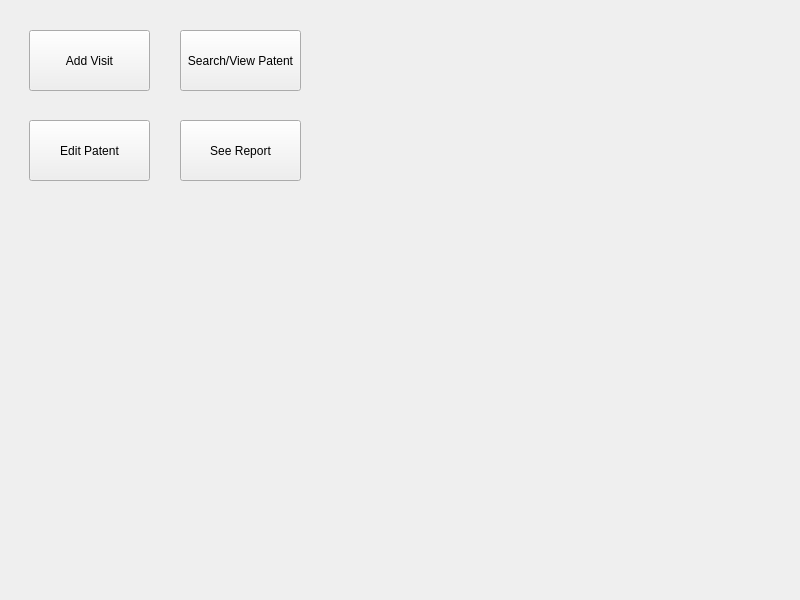
This is medsee.ui in DigvijaySriSaiBodicherla/MedSeeUI as Qt 5 draws it before an edit. The edited form follows.
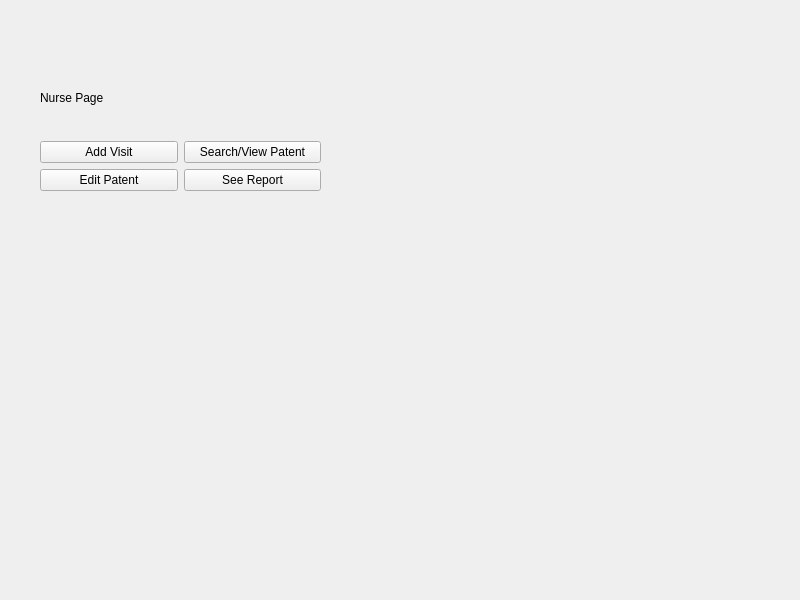
This is the edited form. The open tabs and pages were chosen to show the change.

```diff
--- a/medsee.ui
+++ b/medsee.ui
@@ -79,57 +79,60 @@
     </widget>
    </widget>
    <widget class="QWidget" name="nursePage">
-    <widget class="QPushButton" name="addVisitPageButton">
+    <widget class="QWidget" name="verticalLayoutWidget_10">
      <property name="geometry">
       <rect>
-       <x>29</x>
-       <y>20</y>
-       <width>121</width>
-       <height>61</height>
+       <x>40</x>
+       <y>50</y>
+       <width>281</width>
+       <height>131</height>
       </rect>
      </property>
-     <property name="text">
-      <string>Add Visit</string>
-     </property>
-    </widget>
-    <widget class="QPushButton" name="editPatentPageButton">
-     <property name="geometry">
-      <rect>
-       <x>29</x>
-       <y>110</y>
-       <width>121</width>
-       <height>61</height>
-      </rect>
-     </property>
-     <property name="text">
-      <string>Edit Patent</string>
-     </property>
-    </widget>
-    <widget class="QPushButton" name="seeReportPageButton">
-     <property name="geometry">
-      <rect>
-       <x>180</x>
-       <y>110</y>
-       <width>121</width>
-       <height>61</height>
-      </rect>
-     </property>
-     <property name="text">
-      <string>See Report</string>
-     </property>
-    </widget>
-    <widget class="QPushButton" name="searchPatentPageButton">
-     <property name="geometry">
-      <rect>
-       <x>180</x>
-       <y>20</y>
-       <width>121</width>
-       <height>61</height>
-      </rect>
-     </property>
-     <property name="text">
-      <string>Search/View Patent</string>
-     </property>
+     <layout class="QVBoxLayout" name="verticalLayout_10">
+      <item>
+       <widget class="QLabel" name="label_50">
+        <property name="text">
+         <string>Nurse Page</string>
+        </property>
+       </widget>
+      </item>
+      <item>
+       <layout class="QHBoxLayout" name="horizontalLayout_46">
+        <item>
+         <widget class="QPushButton" name="addVisitPageButton">
+          <property name="text">
+           <string>Add Visit</string>
+          </property>
+         </widget>
+        </item>
+        <item>
+         <widget class="QPushButton" name="searchPatentPageButton">
+          <property name="text">
+           <string>Search/View Patent</string>
+          </property>
+         </widget>
+        </item>
+       </layout>
+      </item>
+      <item>
+       <layout class="QHBoxLayout" name="horizontalLayout_47">
+        <item>
+         <widget class="QPushButton" name="editPatentPageButton">
+          <property name="text">
+           <string>Edit Patent</string>
+          </property>
+         </widget>
+        </item>
+        <item>
+         <widget class="QPushButton" name="seeReportPageButton">
+          <property name="text">
+           <string>See Report</string>
+          </property>
+         </widget>
+        </item>
+       </layout>
+      </item>
+     </layout>
     </widget>
    </widget>
    <widget class="QWidget" name="addVisitTotalPage">
```
Left out of the diff: 89 changed lines with no effect on the pictures.
